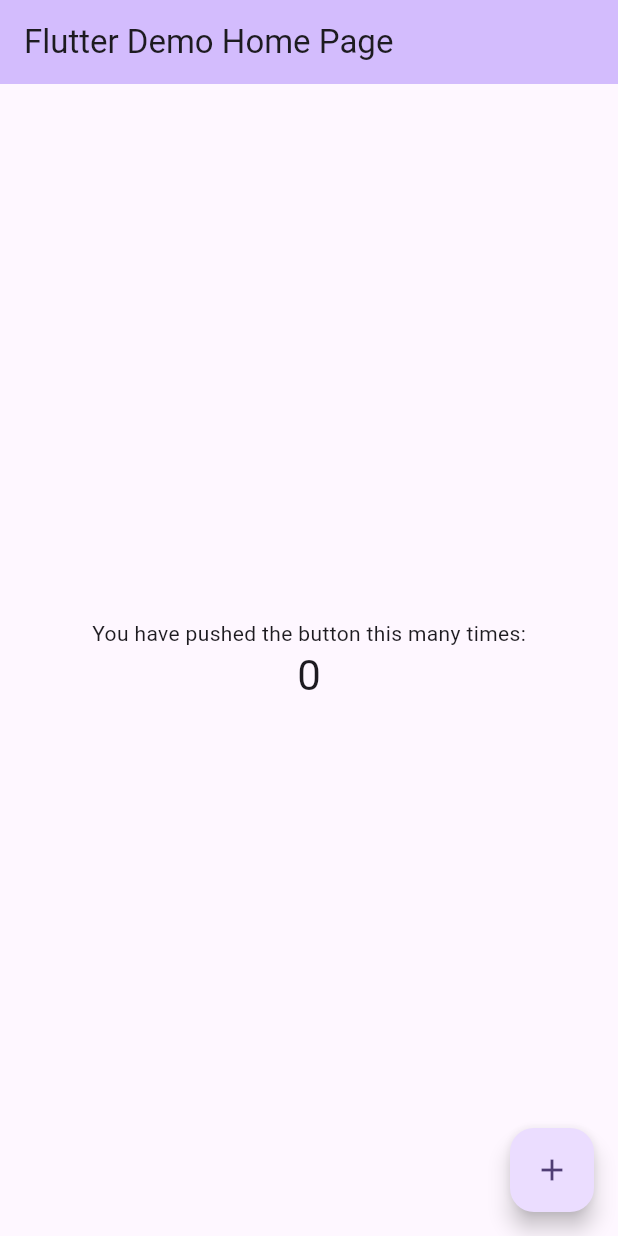
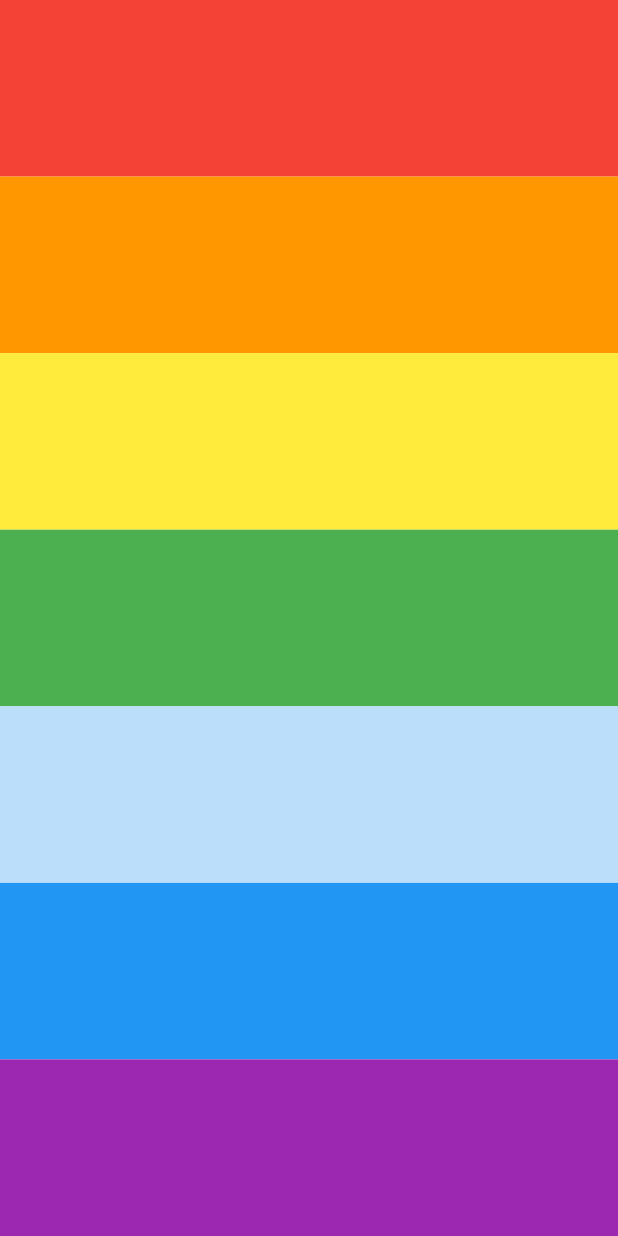
Before and after one commit to camelCase4/The-Complete-Flutter-Development-Bootcamp-with-Dart, a Flutter app: the screen it shows after launch, on a phone screen of 412 x 824 dp. Run offline on Flutter 3.47's test engine with Material 2 defaults, Android fonts, the phone set to English and light mode, and no system bars; our stand-ins replace assets_audio_player.

Commit message:
finished the xylophone app

```diff
--- a/xylophone_app/lib/main.dart
+++ b/xylophone_app/lib/main.dart
@@ -1,125 +1,133 @@
 import 'package:flutter/material.dart';
+import 'package:assets_audio_player/assets_audio_player.dart';
 
 void main() {
-  runApp(const MyApp());
+  runApp(
+    const XyloApp(),
+  );
 }
 
-class MyApp extends StatelessWidget {
-  const MyApp({super.key});
+class XyloApp extends StatelessWidget {
+  const XyloApp({super.key});
 
-  // This widget is the root of your application.
   @override
   Widget build(BuildContext context) {
     return MaterialApp(
-      title: 'Flutter Demo',
-      theme: ThemeData(
-        // This is the theme of your application.
-        //
-        // TRY THIS: Try running your application with "flutter run". You'll see
-        // the application has a blue toolbar. Then, without quitting the app,
-        // try changing the seedColor in the colorScheme below to Colors.green
-        // and then invoke "hot reload" (save your changes or press the "hot
-        // reload" button in a Flutter-supported IDE, or press "r" if you used
-        // the command line to start the app).
-        //
-        // Notice that the counter didn't reset back to zero; the application
-        // state is not lost during the reload. To reset the state, use hot
-        // restart instead.
-        //
-        // This works for code too, not just values: Most code changes can be
-        // tested with just a hot reload.
-        colorScheme: ColorScheme.fromSeed(seedColor: Colors.deepPurple),
-        useMaterial3: true,
+      home: Scaffold(
+        body: SafeArea(
+          child: Container(
+            child: Column(
+              children: [
+                Expanded(
+                  child: GestureDetector(
+                    onTap: (){
+                     AssetsAudioPlayer.newPlayer().open(
+                          Audio("assets/note1.wav"),
+                          autoStart: true,
+                          showNotification: true,
+                      );
+                    },
+                    child: Container(
+                      height: 100,
+                      color: Colors.red,
                     ),
-      home: const MyHomePage(title: 'Flutter Demo Home Page'),
+                  ),
+                ),
+                 Expanded(
+                   child: GestureDetector(
+                    onTap: (){
+                      AssetsAudioPlayer.newPlayer().open(
+                          Audio("assets/note2.wav"),
+                          autoStart: true,
+                          showNotification: true,
                       );
-  }
-}
-
-class MyHomePage extends StatefulWidget {
-  const MyHomePage({super.key, required this.title});
-
-  // This widget is the home page of your application. It is stateful, meaning
-  // that it has a State object (defined below) that contains fields that affect
-  // how it looks.
-
-  // This class is the configuration for the state. It holds the values (in this
-  // case the title) provided by the parent (in this case the App widget) and
-  // used by the build method of the State. Fields in a Widget subclass are
-  // always marked "final".
-
-  final String title;
-
-  @override
-  State<MyHomePage> createState() => _MyHomePageState();
-}
-
-class _MyHomePageState extends State<MyHomePage> {
-  int _counter = 0;
-
-  void _incrementCounter() {
-    setState(() {
-      // This call to setState tells the Flutter framework that something has
-      // changed in this State, which causes it to rerun the build method below
-      // so that the display can reflect the updated values. If we changed
-      // _counter without calling setState(), then the build method would not be
-      // called again, and so nothing would appear to happen.
-      _counter++;
-    });
-  }
-
-  @override
-  Widget build(BuildContext context) {
-    // This method is rerun every time setState is called, for instance as done
-    // by the _incrementCounter method above.
-    //
-    // The Flutter framework has been optimized to make rerunning build methods
-    // fast, so that you can just rebuild anything that needs updating rather
-    // than having to individually change instances of widgets.
-    return Scaffold(
-      appBar: AppBar(
-        // TRY THIS: Try changing the color here to a specific color (to
-        // Colors.amber, perhaps?) and trigger a hot reload to see the AppBar
-        // change color while the other colors stay the same.
-        backgroundColor: Theme.of(context).colorScheme.inversePrimary,
-        // Here we take the value from the MyHomePage object that was created by
-        // the App.build method, and use it to set our appbar title.
-        title: Text(widget.title),
+                    },
+                    child: Container(
+                      height: 100,
+                      color: Colors.orange,
                     ),
-      body: Center(
-        // Center is a layout widget. It takes a single child and positions it
-        // in the middle of the parent.
-        child: Column(
-          // Column is also a layout widget. It takes a list of children and
-          // arranges them vertically. By default, it sizes itself to fit its
-          // children horizontally, and tries to be as tall as its parent.
-          //
-          // Column has various properties to control how it sizes itself and
-          // how it positions its children. Here we use mainAxisAlignment to
-          // center the children vertically; the main axis here is the vertical
-          // axis because Columns are vertical (the cross axis would be
-          // horizontal).
-          //
-          // TRY THIS: Invoke "debug painting" (choose the "Toggle Debug Paint"
-          // action in the IDE, or press "p" in the console), to see the
-          // wireframe for each widget.
-          mainAxisAlignment: MainAxisAlignment.center,
-          children: <Widget>[
-            const Text(
-              'You have pushed the button this many times:',
                                  ),
-            Text(
-              '$_counter',
-              style: Theme.of(context).textTheme.headlineMedium,
+                 ),
+                Expanded(
+                  child: GestureDetector(
+                    onTap: (){
+                      AssetsAudioPlayer.newPlayer().open(
+                          Audio("assets/note3.wav"),
+                          autoStart: true,
+                          showNotification: true,
+                      );
+                    },
+                    child: Container(
+                      height: 100,
+                      color: Colors.yellow,
+                    ),
+                  ),
+                ),
+                Expanded(
+                  child: GestureDetector(
+                    onTap: (){
+                      AssetsAudioPlayer.newPlayer().open(
+                          Audio("assets/note4.wav"),
+                          autoStart: true,
+                          showNotification: true,
+                      );
+                    },
+                    child: Container(
+                      height: 100,
+                      color: Colors.green,
+                    ),
+                  ),
+                ),
+                Expanded(
+                  child: GestureDetector(
+                    onTap: (){
+                      AssetsAudioPlayer.newPlayer().open(
+                          Audio("assets/note5.wav"),
+                          autoStart: true,
+                          showNotification: true,
+                      );
+                    },
+                    child: Container(
+                      height: 100,
+                      color: Colors.blue.shade100,
+                    ),
+                  ),
+                ),
+                Expanded(
+                  child: GestureDetector(
+                    onTap: (){
+                      AssetsAudioPlayer.newPlayer().open(
+                          Audio("assets/note6.wav"),
+                          autoStart: true,
+                          showNotification: true,
+                      );
+                    },
+                    child: Container(
+                      height: 100,
+                      color: Colors.blue,
+                    ),
+                  ),
+                ),
+                Expanded(
+                  child: GestureDetector(
+                    onTap: (){
+                      AssetsAudioPlayer.newPlayer().open(
+                          Audio("assets/note7.wav"),
+                          autoStart: true,
+                          showNotification: true,
+                      );
+                    },
+                    child: Container(
+                      height: 100,
+                      color: Colors.purple,
+                    ),
+                  ),
                 ),
               ],
             ),
           ),
-      floatingActionButton: FloatingActionButton(
-        onPressed: _incrementCounter,
-        tooltip: 'Increment',
-        child: const Icon(Icons.add),
-      ), // This trailing comma makes auto-formatting nicer for build methods.
+        ),
+      ),
     );
   }
 }
--- a/xylophone_app/pubspec.yaml
+++ b/xylophone_app/pubspec.yaml
@@ -35,6 +35,7 @@ dependencies:
   # The following adds the Cupertino Icons font to your application.
   # Use with the CupertinoIcons class for iOS style icons.
   cupertino_icons: ^1.0.2
+  assets_audio_player: ^3.0.5
 
 dev_dependencies:
   flutter_test:
```
Also changed, not shown: xylophone_app/pubspec.lock, 2 other files. Lines whose indentation alone changed are shown as unchanged.
